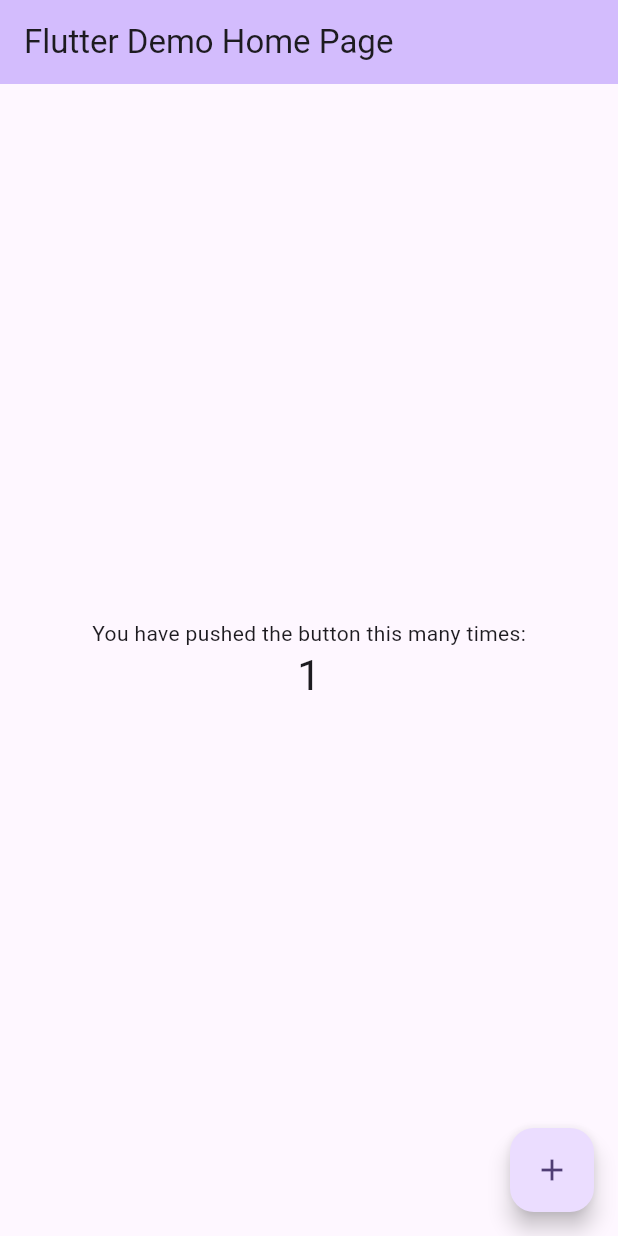
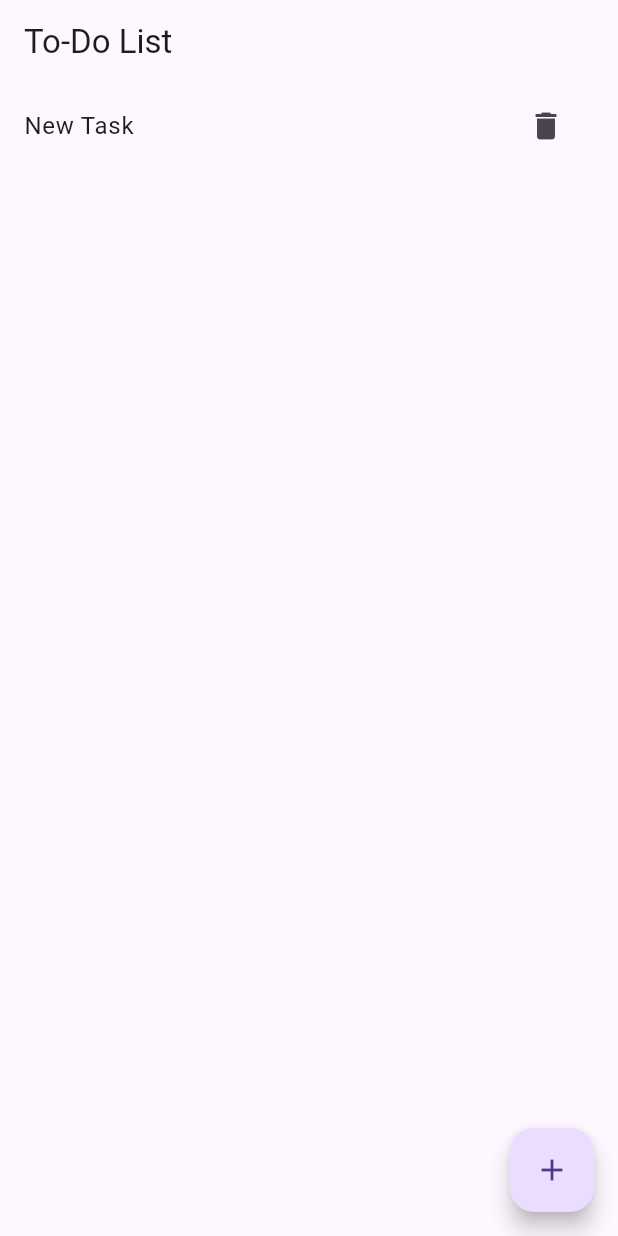
Before and after one commit to poriya219/bloc_todo, a Flutter app: the screen it shows after launch, after a tap on the "add" icon, on a phone screen of 412 x 824 dp. Run offline on Flutter 3.47's test engine with Material 3 defaults, Android fonts, the light colour scheme and no system bars; our stand-ins replace equatable, flutter_bloc.

Commit message:
add simple ui

```diff
--- a/lib/main.dart
+++ b/lib/main.dart
@@ -1,125 +1,69 @@
+import 'package:bloc_todo/blocs/tesk/task_bloc.dart';
+import 'package:bloc_todo/blocs/tesk/task_event.dart';
+import 'package:bloc_todo/blocs/tesk/task_state.dart';
+import 'package:bloc_todo/models/task.dart';
+import 'package:bloc_todo/repositories/task_repository.dart';
 import 'package:flutter/material.dart';
+import 'package:flutter_bloc/flutter_bloc.dart';
 
 void main() {
-  runApp(const MyApp());
+  runApp(MyApp());
 }
 
 class MyApp extends StatelessWidget {
-  const MyApp({super.key});
-
-  // This widget is the root of your application.
   @override
   Widget build(BuildContext context) {
     return MaterialApp(
-      title: 'Flutter Demo',
-      theme: ThemeData(
-        // This is the theme of your application.
-        //
-        // TRY THIS: Try running your application with "flutter run". You'll see
-        // the application has a purple toolbar. Then, without quitting the app,
-        // try changing the seedColor in the colorScheme below to Colors.green
-        // and then invoke "hot reload" (save your changes or press the "hot
-        // reload" button in a Flutter-supported IDE, or press "r" if you used
-        // the command line to start the app).
-        //
-        // Notice that the counter didn't reset back to zero; the application
-        // state is not lost during the reload. To reset the state, use hot
-        // restart instead.
-        //
-        // This works for code too, not just values: Most code changes can be
-        // tested with just a hot reload.
-        colorScheme: ColorScheme.fromSeed(seedColor: Colors.deepPurple),
-        useMaterial3: true,
+      home: BlocProvider(
+        create: (context) => TaskBloc(TaskRepository()),
+        child: HomeScreen(),
       ),
-      home: const MyHomePage(title: 'Flutter Demo Home Page'),
     );
   }
 }
 
-class MyHomePage extends StatefulWidget {
-  const MyHomePage({super.key, required this.title});
-
-  // This widget is the home page of your application. It is stateful, meaning
-  // that it has a State object (defined below) that contains fields that affect
-  // how it looks.
-
-  // This class is the configuration for the state. It holds the values (in this
-  // case the title) provided by the parent (in this case the App widget) and
-  // used by the build method of the State. Fields in a Widget subclass are
-  // always marked "final".
-
-  final String title;
-
-  @override
-  State<MyHomePage> createState() => _MyHomePageState();
-}
-
-class _MyHomePageState extends State<MyHomePage> {
-  int _counter = 0;
-
-  void _incrementCounter() {
-    setState(() {
-      // This call to setState tells the Flutter framework that something has
-      // changed in this State, which causes it to rerun the build method below
-      // so that the display can reflect the updated values. If we changed
-      // _counter without calling setState(), then the build method would not be
-      // called again, and so nothing would appear to happen.
-      _counter++;
-    });
-  }
-
+class HomeScreen extends StatelessWidget {
   @override
   Widget build(BuildContext context) {
-    // This method is rerun every time setState is called, for instance as done
-    // by the _incrementCounter method above.
-    //
-    // The Flutter framework has been optimized to make rerunning build methods
-    // fast, so that you can just rebuild anything that needs updating rather
-    // than having to individually change instances of widgets.
     return Scaffold(
-      appBar: AppBar(
-        // TRY THIS: Try changing the color here to a specific color (to
-        // Colors.amber, perhaps?) and trigger a hot reload to see the AppBar
-        // change color while the other colors stay the same.
-        backgroundColor: Theme.of(context).colorScheme.inversePrimary,
-        // Here we take the value from the MyHomePage object that was created by
-        // the App.build method, and use it to set our appbar title.
-        title: Text(widget.title),
-      ),
-      body: Center(
-        // Center is a layout widget. It takes a single child and positions it
-        // in the middle of the parent.
-        child: Column(
-          // Column is also a layout widget. It takes a list of children and
-          // arranges them vertically. By default, it sizes itself to fit its
-          // children horizontally, and tries to be as tall as its parent.
-          //
-          // Column has various properties to control how it sizes itself and
-          // how it positions its children. Here we use mainAxisAlignment to
-          // center the children vertically; the main axis here is the vertical
-          // axis because Columns are vertical (the cross axis would be
-          // horizontal).
-          //
-          // TRY THIS: Invoke "debug painting" (choose the "Toggle Debug Paint"
-          // action in the IDE, or press "p" in the console), to see the
-          // wireframe for each widget.
-          mainAxisAlignment: MainAxisAlignment.center,
-          children: <Widget>[
-            const Text(
-              'You have pushed the button this many times:',
-            ),
-            Text(
-              '$_counter',
-              style: Theme.of(context).textTheme.headlineMedium,
-            ),
-          ],
-        ),
+      appBar: AppBar(title: Text('To-Do List')),
+      body: BlocBuilder<TaskBloc, TaskState>(
+        builder: (context, state) {
+          return ListView.builder(
+            itemCount: state.tasks.length,
+            itemBuilder: (context, index) {
+              final task = state.tasks[index];
+              return ListTile(
+                title: Text(task.title,
+                    style: TextStyle(
+                        decoration: task.isCompleted
+                            ? TextDecoration.lineThrough
+                            : null)),
+                trailing: IconButton(
+                  icon: Icon(Icons.delete),
+                  onPressed: () {
+                    context.read<TaskBloc>().add(DeleteTask(task.id));
+                  },
+                ),
+                onTap: () {
+                  context.read<TaskBloc>().add(ToggleTask(task.id));
+                },
+              );
+            },
+          );
+        },
       ),
       floatingActionButton: FloatingActionButton(
-        onPressed: _incrementCounter,
-        tooltip: 'Increment',
-        child: const Icon(Icons.add),
-      ), // This trailing comma makes auto-formatting nicer for build methods.
+        onPressed: () {
+          final task = Task(
+              id: DateTime.now().toString(),
+              title: 'New Task',
+              isCompleted: false,
+              description: 'Empty description');
+          context.read<TaskBloc>().add(AddTask(task));
+        },
+        child: Icon(Icons.add),
+      ),
     );
   }
 }
```
